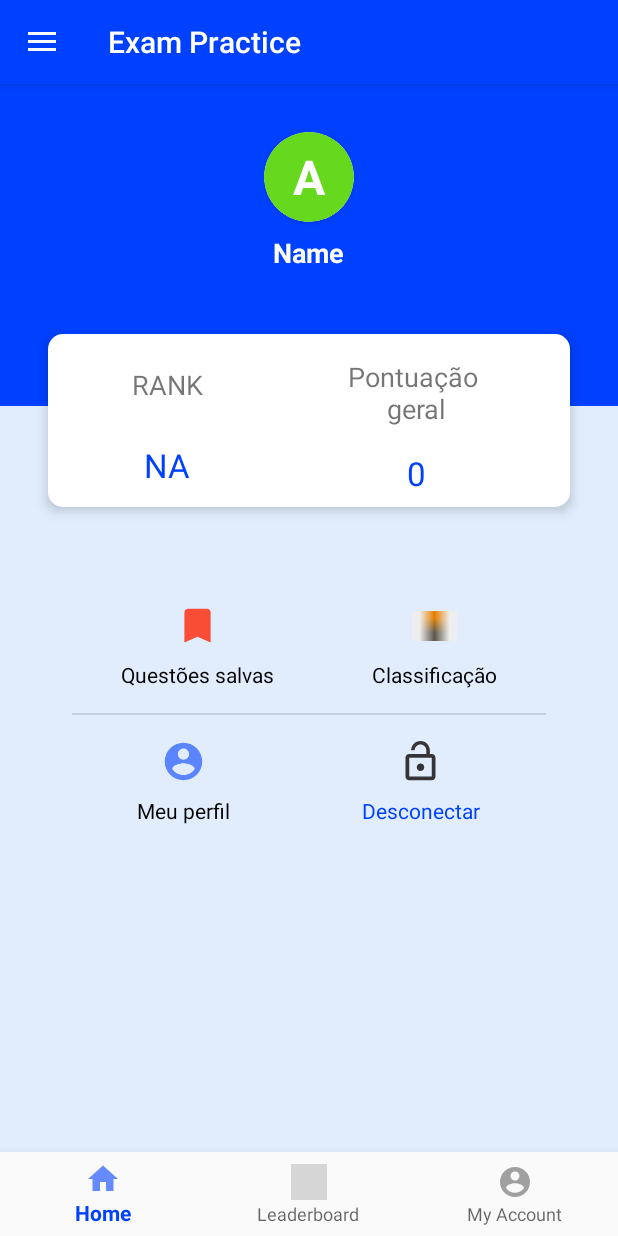
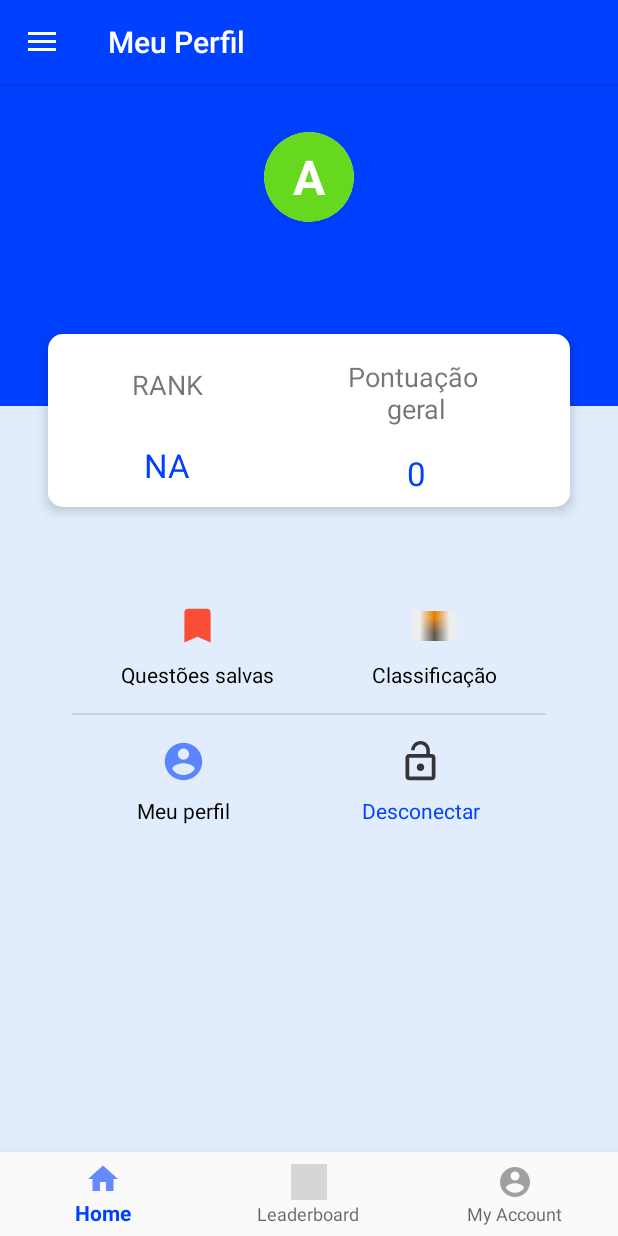
Before and after one commit to flrocha84/EstudeMais, an Android app: the fragment AccountFragment placed in its activity, on a phone screen of 412 x 824 dp. Run offline under Robolectric (Android 15) with nearby library versions, the phone set to English and light mode, and no system bars; our stand-ins replace Firebase (no records; nobody signed in at launch, a user with empty details on screens opened directly), navigation-ui; 2 statements that could not run were skipped; grey boxes are pictures that could not be loaded.

Commit message:
configurando dados do perfilFragment

```diff
--- a/app/src/main/java/com/proj/fab/estudemais/AccountFragment.java
+++ b/app/src/main/java/com/proj/fab/estudemais/AccountFragment.java
@@ -4,6 +4,7 @@ import android.content.Intent;
 import android.os.Bundle;
 
 import androidx.annotation.NonNull;
+import androidx.appcompat.widget.Toolbar;
 import androidx.fragment.app.Fragment;
 
 import android.view.LayoutInflater;
@@ -11,18 +12,24 @@ import android.view.View;
 import android.view.ViewGroup;
 import android.widget.Button;
 import android.widget.LinearLayout;
+import android.widget.TextView;
 
 import com.google.android.gms.auth.api.signin.GoogleSignIn;
 import com.google.android.gms.auth.api.signin.GoogleSignInClient;
 import com.google.android.gms.auth.api.signin.GoogleSignInOptions;
 import com.google.android.gms.tasks.OnCompleteListener;
 import com.google.android.gms.tasks.Task;
+import com.google.android.material.bottomnavigation.BottomNavigationView;
 import com.google.firebase.auth.FirebaseAuth;
 
 
 public class AccountFragment extends Fragment {
 
     private LinearLayout logoutB;
+    private TextView profile_img_text,name,score,rank;
+    private LinearLayout leaderB,profileB, bookmarkB;
+    private BottomNavigationView bottomNavigationView;
+
 
 
     public AccountFragment() {
@@ -33,7 +40,21 @@ public class AccountFragment extends Fragment {
         // Inflate the layout for this fragment
         View view= inflater.inflate(R.layout.fragment_account, container, false);
 
-        logoutB = view.findViewById(R.id.logoutB);
+        initViews(view);
+
+        Toolbar toolbar =getActivity().findViewById(R.id.toolbar);
+        ((MainActivity)getActivity()).getSupportActionBar().setTitle("Meu Perfil");
+
+        String userName = DbQuery.myProfile.getName();
+        profile_img_text.setText(userName.toUpperCase().substring(0,1));
+
+        name.setText(userName);
+
+        score.setText(String.valueOf(DbQuery.myPerformace.getScore()));
+
+
+
+
 
         logoutB.setOnClickListener(new View.OnClickListener() {
             @Override
@@ -60,7 +81,40 @@ public class AccountFragment extends Fragment {
             }
         });
 
+        bookmarkB.setOnClickListener(new View.OnClickListener() {
+            @Override
+            public void onClick(View view) {
+
+            }
+        });
+        profileB.setOnClickListener(new View.OnClickListener() {
+            @Override
+            public void onClick(View view) {
+
+            }
+        });
+
+        leaderB.setOnClickListener(new View.OnClickListener() {
+            @Override
+            public void onClick(View view) {
+                bottomNavigationView.setSelectedItemId(R.id.navigation_leaderboard);
+            }
+        });
 
         return view;
     }
+    private void initViews(View view)
+    {
+        logoutB = view.findViewById(R.id.logoutB);
+        profile_img_text=view.findViewById(R.id.profile_img_text);
+        name = view.findViewById(R.id.name);
+        score = view.findViewById(R.id.total_score);
+        rank = view.findViewById(R.id.rank);
+        leaderB = view.findViewById(R.id.leaderSB);
+        profileB = view.findViewById(R.id.profileB);
+        bookmarkB = view.findViewById(R.id.bookmarkSB);
+        bottomNavigationView=getActivity().findViewById(R.id.bottom_nav_bar);
+
+
+    }
 }
--- a/app/src/main/java/com/proj/fab/estudemais/MainActivity.java
+++ b/app/src/main/java/com/proj/fab/estudemais/MainActivity.java
@@ -57,6 +57,10 @@ public class MainActivity extends AppCompatActivity implements NavigationView.On
         setContentView(R.layout.activity_main2);
         Toolbar toolbar = findViewById(R.id.toolbar);
         setSupportActionBar(toolbar);
+        getSupportActionBar().setDisplayShowTitleEnabled(true);
+        getSupportActionBar().setTitle("Categorias");
+
+
         bottomNavigationView = findViewById(R.id.bottom_nav_bar);
         main_frame = findViewById(R.id.main_frame);
 
--- a/app/src/main/res/layout/fragment_account.xml
+++ b/app/src/main/res/layout/fragment_account.xml
@@ -31,7 +31,7 @@
                 android:layout_width="wrap_content"
                 android:layout_height="wrap_content"
                 android:gravity="center"
-                app:cardCornerRadius="45dp">
+                app:cardCornerRadius="30dp">
 
                 <ImageView
                     android:layout_width="90dp"
@@ -54,7 +54,7 @@
             </androidx.cardview.widget.CardView>
 
             <TextView
-                android:id="@+id/textView6"
+                android:id="@+id/name"
                 android:layout_width="wrap_content"
                 android:layout_height="wrap_content"
                 android:paddingTop="8dp"
```
